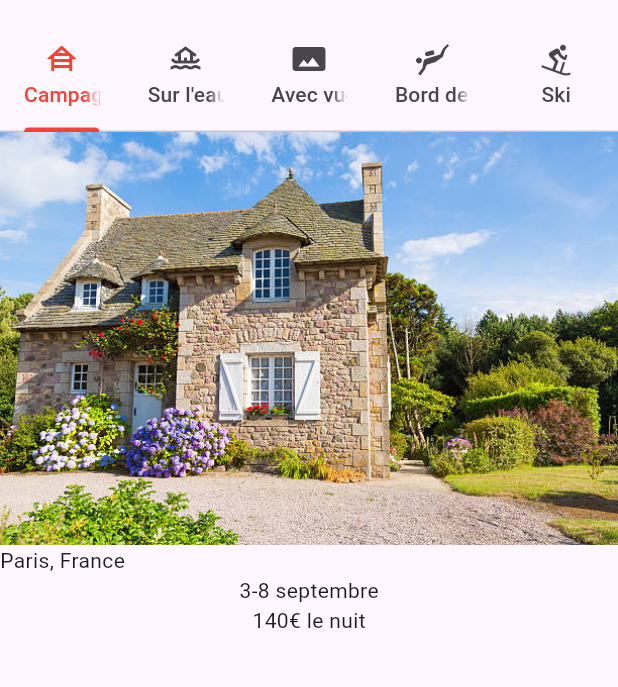
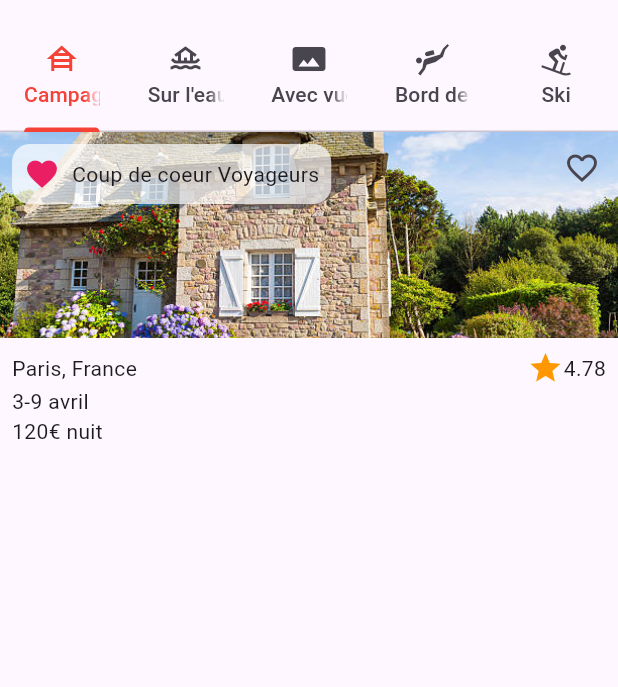
Before and after one commit to IGSparkew/tp_dart_first, a Flutter app: the screen it shows after launch, on a phone screen of 412 x 824 dp, the part 63-750 px from its top. Run offline on Flutter 3.47's test engine with Material 3 defaults, Android fonts, the phone set to English and light mode, and no system bars.

Commit message:
ajout de personnalisation des composants

```diff
--- a/lib/main.dart
+++ b/lib/main.dart
@@ -87,28 +87,116 @@ class BodyTabApp extends StatelessWidget {
   Widget build(BuildContext context) {
     return TabBarView(
       children: <Widget>[
-        Column(
-          mainAxisSize: MainAxisSize.min,
-          crossAxisAlignment: CrossAxisAlignment.center,
-          children: <Widget>[
-            Image.asset('assets/campagne_pics.jpg'),
-            Column(
-                children: <Widget>[
-                  Row(
-                    children: [
-                      Text("Paris, France"),
-                    ],
-                  ),
-                  Text("3-8 septembre"),
-                  Text("140€ le nuit"),
-                ]),
-          ],
-        ),
-        Container(child: Text("sur l'eau")),
-        Container(child: Text("avec vue")),
-        Container(child: Text("bord de mer")),
-        Container(child: Text("ski")),
+        DestinationDetails(path: "assets/campagne_pics.jpg", place: 'Paris, France', date: '3-9 avril', price: '120€ nuit'),
+        DestinationDetails(path: "assets/venise.jpg", place: 'Venise, Italie', date: '3-9 avril', price: '120€ nuit'),
+        DestinationDetails(path: "assets/new_york.jpeg", place: 'New York, USA', date: '3-9 avril', price: '200€ nuit'),
+        DestinationDetails(path: "assets/bali.jpg", place: 'Bali, Indonésie', date: '3-9 avril', price: '300€ nuit'),
+        DestinationDetails(path:"assets/chamonix.jpg", place: 'Chamonix, France', date: '3-9 avril', price: '120€ nuit'),
       ],
     );
   }
 }
+
+class DestinationDetails extends StatelessWidget {
+  final String path;
+  final String place;
+  final String date;
+  final String price;
+  const DestinationDetails({super.key, required this.path, required this.place, required this.date, required this.price});
+
+  @override
+  Widget build(BuildContext context) {
+    return Column(
+      mainAxisSize: MainAxisSize.min,
+      children: [DestinationPhoto(path: path), DestinationInfos(place: place,date: date, price: price,)],
+    );
+  }
+}
+
+
+class DestinationPhoto extends StatelessWidget {
+  final String path;
+  const DestinationPhoto({super.key, required this.path});
+
+  @override
+  Widget build(BuildContext context) {
+    return Stack(
+      children: [
+        AspectRatio(
+          aspectRatio: 3.0,
+          child: Image.asset(
+            path,
+            fit: BoxFit.cover,
+            errorBuilder: (context, _, __) =>
+            const Icon(Icons.warning, color: Colors.red),
+          ),
+        ),
+        Align(
+          alignment: Alignment.topRight,
+          child: IconButton(
+            onPressed: () {},
+            icon: Icon(Icons.favorite_border),
+          ),
+        ),
+        Positioned(left: 8, top: 8, child: MembersFavorite())
+      ],
+    );
+  }
+}
+
+class MembersFavorite extends StatelessWidget {
+  const MembersFavorite({super.key});
+
+  @override
+  Widget build(BuildContext context) {
+    return Container(
+      padding: const EdgeInsets.all(8),
+      decoration: BoxDecoration(
+        borderRadius: BorderRadius.circular(12),
+        color: Colors.white70,
+      ),
+      child: Row(
+        mainAxisSize: MainAxisSize.min,
+        children: [
+          Icon(Icons.favorite, color: Colors.pink),
+          /*SizedBox(width: 12),*/
+          Padding(
+            padding: const EdgeInsets.only(left: 8.0),
+            child: Text('Coup de coeur Voyageurs'),
+          )
+        ],
+      ),
+    );
+  }
+}
+
+
+class DestinationInfos extends StatelessWidget {
+  final String place;
+  final String date;
+  final String price;
+  DestinationInfos({super.key, required this.place, required this.date, required this.price});
+
+  @override
+  Widget build(BuildContext context) {
+
+    return Padding(
+      padding: EdgeInsets.all(8.0),
+      child: Column(
+        crossAxisAlignment: CrossAxisAlignment.stretch,
+        children: [
+          Row(
+            children: [
+              Text(place),
+              Spacer(),
+              Icon(Icons.star, color: Colors.orange),
+              Text('4.78')
+            ],
+          ),
+          Text(date),
+          Text(price),
+        ],
+      ),
+    );
+  }
+}
--- a/pubspec.yaml
+++ b/pubspec.yaml
@@ -19,3 +19,7 @@ flutter:
   uses-material-design: true
   assets:
     - assets/campagne_pics.jpg
+    - assets/bali.jpg
+    - assets/chamonix.jpg
+    - assets/venise.jpg
+    - assets/new_york.jpeg
```
Also changed, not shown: assets/bali.jpg (added), assets/chamonix.jpg (added), assets/new_york.jpeg (added), assets/venise.jpg (added).
